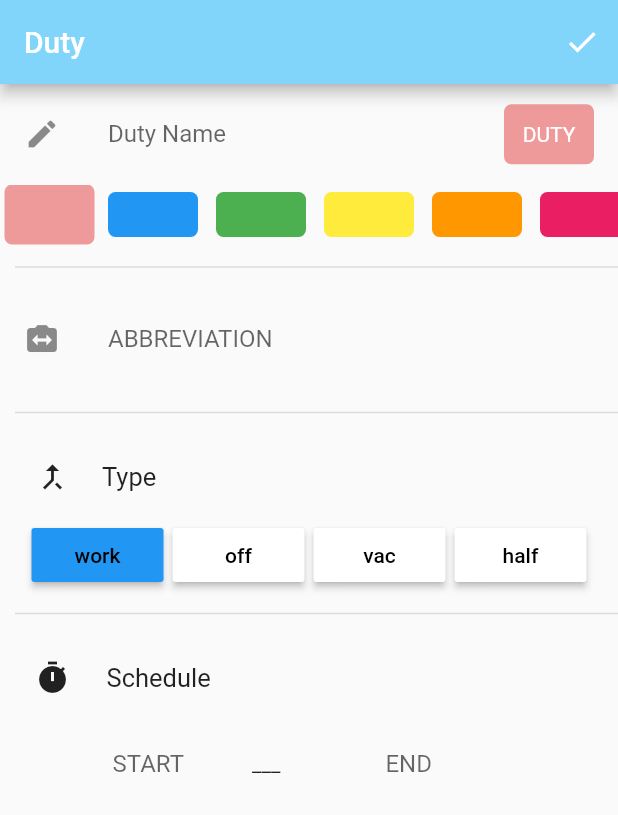
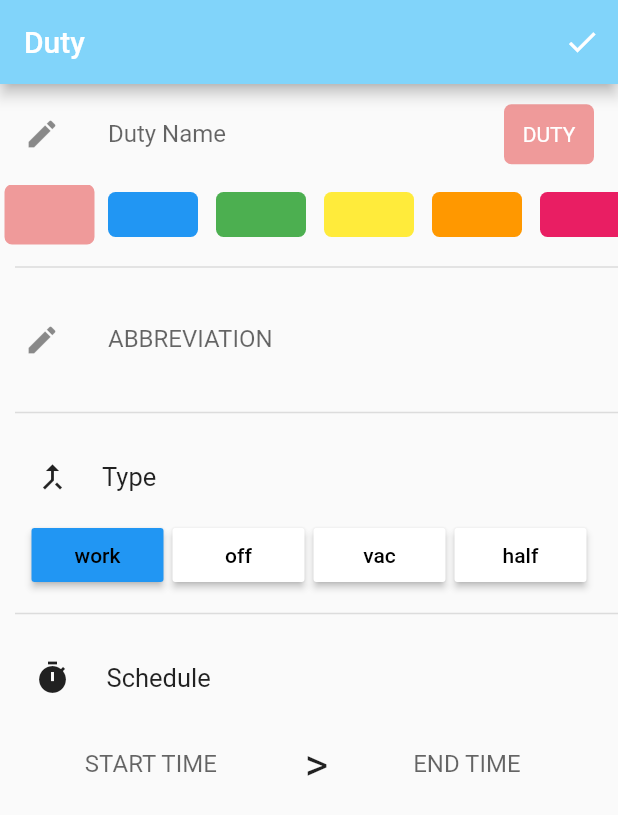
Before and after one commit to Sharan-ayush08/duty_page, a Flutter app: the screen it shows after launch, on a phone screen of 412 x 824 dp. Shown: the top 815 px of the screen. Run offline on Flutter 3.47's test engine with Material 2 defaults, Android fonts, the phone set to English and light mode, and no system bars.

Commit message:
Some Style in Schedule Changed

```diff
--- a/lib/main.dart
+++ b/lib/main.dart
@@ -1,6 +1,6 @@
 //import 'package:flutter/gestures.dart';
 import 'package:flutter/material.dart';
-import 'package:flutter/rendering.dart';
+// import 'package:flutter/rendering.dart';
 import 'package:intl/intl.dart';
 
 void main() {
@@ -140,7 +140,7 @@ class _MyAppState extends State<MyApp> {
                 ListTile(
                   leading: Container(
                     height: double.infinity,
-                    child: Icon(Icons.switch_camera),
+                    child: Icon(Icons.edit),
                   ),
                   title: TextFormField(
                     controller: abb,
@@ -265,19 +265,21 @@ class _MyAppState extends State<MyApp> {
                   ),
                 ),
                 Row(
+                  // crossAxisAlignment: CrossAxisAlignment.center,
+                  mainAxisAlignment: MainAxisAlignment.spaceEvenly,
                   children: [
-                    Padding(
-                      padding: const EdgeInsets.only(left: 75.0),
-                      child: SizedBox(
-                        width: 75.0,
-                        child: Container(
+                    Container(
+                      width: 90,
                       child: GestureDetector(
                         child: Builder(builder: (context) {
                           return TextFormField(
                             controller: timeinput,
+                            // initialValue:  ,
+
                             decoration: InputDecoration(
-                                    labelText: "START",
-                                    hintText: "Time",
+                                labelText: "START TIME",
+
+                                // hintText: "Time",
                                 border: InputBorder.none),
                             readOnly: true,
                             onTap: () async {
@@ -291,7 +293,7 @@ class _MyAppState extends State<MyApp> {
                                     pickedTime.format(context).toString());
                                 print(parsedTime);
                                 String formattedTime =
-                                        DateFormat('hh:mm').format(parsedTime);
+                                    DateFormat('hh:mm aa').format(parsedTime);
                                 print(formattedTime);
                                 setState(() {
                                   timeinput.text = formattedTime;
@@ -304,24 +306,20 @@ class _MyAppState extends State<MyApp> {
                         }),
                       ),
                     ),
+                    Text(
+                      ">",
+                      style: TextStyle(fontSize: 30),
                     ),
-                    ),
-                    Padding(
-                      padding: const EdgeInsets.only(left: 18.0),
-                      child: Text("___"),
-                    ),
-                    Padding(
-                      padding: const EdgeInsets.only(left: 70.0),
-                      child: SizedBox(
-                        width: 75.0,
-                        child: Container(
+                    Container(
+                      width: 80,
                       child: GestureDetector(
                         child: Builder(builder: (context) {
                           return TextFormField(
+                            // initialValue: ,
                             controller: timeinput2,
                             decoration: InputDecoration(
-                                    labelText: "END",
-                                    hintText: "Time",
+                                labelText: "END TIME",
+                                // hintText: "Time",
                                 border: InputBorder.none),
                             readOnly: true,
                             onTap: () async {
@@ -335,7 +333,7 @@ class _MyAppState extends State<MyApp> {
                                     pickedTime.format(context).toString());
                                 print(parsedTime);
                                 String formattedTime =
-                                        DateFormat('hh:mm').format(parsedTime);
+                                    DateFormat('hh:mm aa').format(parsedTime);
                                 print(formattedTime);
                                 setState(() {
                                   timeinput2.text = formattedTime;
@@ -348,8 +346,6 @@ class _MyAppState extends State<MyApp> {
                         }),
                       ),
                     ),
-                      ),
-                    ),
                   ],
                 ),
               ],
```
Lines whose indentation alone changed are shown as unchanged.
